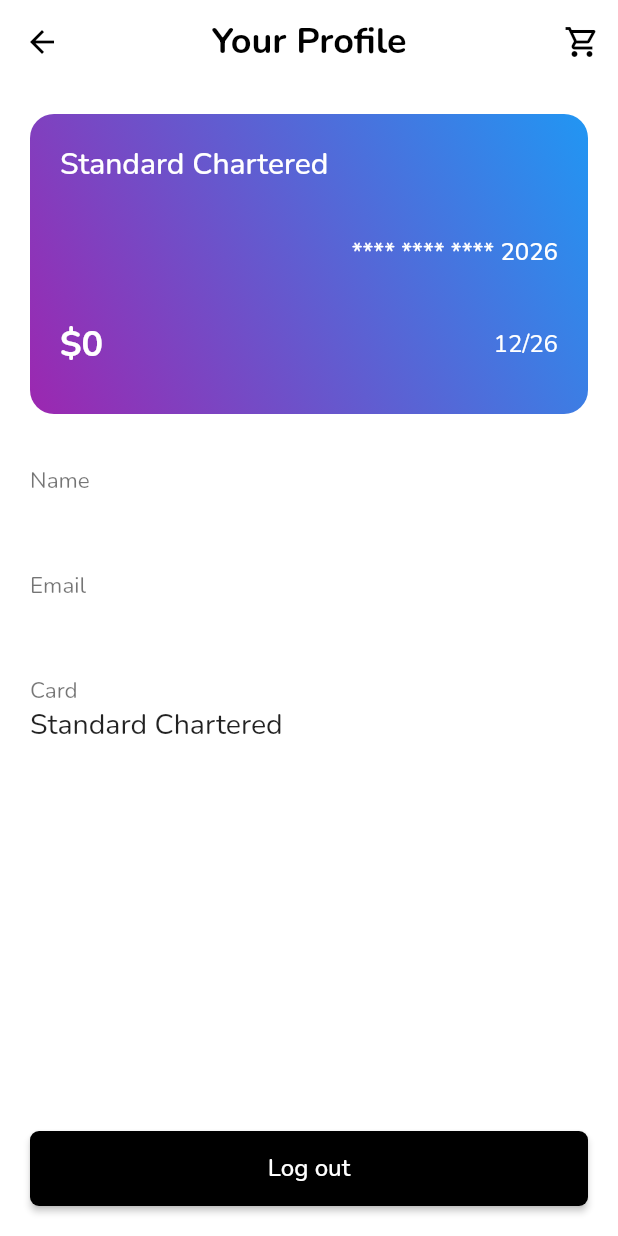
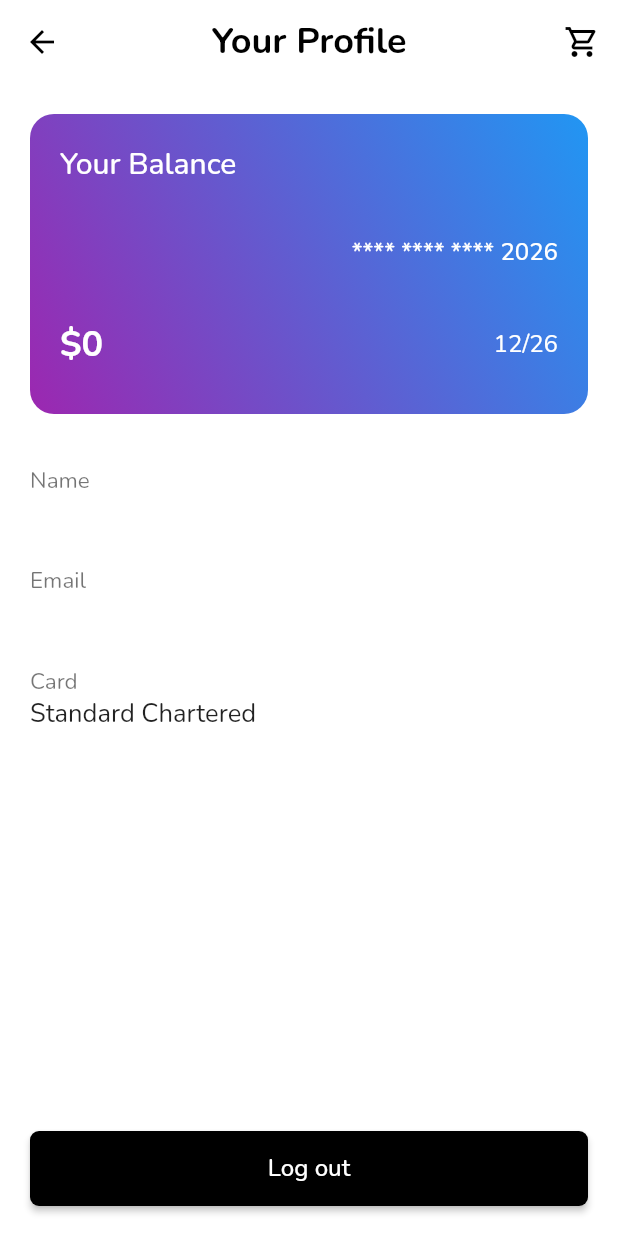
Before and after one commit to fahadimran7/sneek, a Flutter app: the ProfileScreen screen opened directly, on a phone screen of 412 x 824 dp. Run offline on Flutter 3.47's test engine with Material 2 defaults, Android fonts, the phone set to English and light mode, and no system bars; our stand-ins replace cached_network_image, cloud_firestore, firebase_auth, firebase_core, fluttertoast, google_fonts; accounts and stored records are empty.

```diff
--- a/lib/app/views/cart_screen/components/cart_item.dart
+++ b/lib/app/views/cart_screen/components/cart_item.dart
@@ -18,7 +18,7 @@ class CartItem extends StatelessWidget {
 
   @override
   Widget build(BuildContext context) {
-    final cartService = context.watch<CartService>();
+    final cartService = context.read<CartService>();
     final authService = context.read<AuthenticationService>();
     final toastService = context.read<ToastService>();
 
--- a/lib/app/views/checkout_screen/components/virtual_card.dart
+++ b/lib/app/views/checkout_screen/components/virtual_card.dart
@@ -7,7 +7,9 @@ import '../../../components/white_space.dart';
 class VirtualCard extends StatelessWidget {
   const VirtualCard({
     Key? key,
+    required this.title,
   }) : super(key: key);
+  final String title;
 
   @override
   Widget build(BuildContext context) {
@@ -34,10 +36,10 @@ class VirtualCard extends StatelessWidget {
             child: Column(
               children: [
                 Row(
-                  children: const [
+                  children: [
                     Text(
-                      'Standard Chartered',
-                      style: TextStyle(
+                      title,
+                      style: const TextStyle(
                         color: Colors.white,
                         fontSize: 20,
                         fontWeight: FontWeight.w500,
--- a/lib/app/views/home_screen/home_screen.dart
+++ b/lib/app/views/home_screen/home_screen.dart
@@ -17,8 +17,8 @@ class HomeScreen extends StatefulWidget {
 class _HomeScreenState extends State<HomeScreen> {
   @override
   Widget build(BuildContext context) {
-    final authService = context.watch<AuthenticationService>();
-    final userService = context.watch<UserService>();
+    final authService = context.read<AuthenticationService>();
+    final userService = context.read<UserService>();
     return FutureBuilder<DocumentSnapshot>(
       future: userService.findUserById(
         uid: authService.loggedInUser()!.uid,
--- a/lib/app/views/login_screen/components/login_form.dart
+++ b/lib/app/views/login_screen/components/login_form.dart
@@ -67,7 +67,7 @@ class _LoginFormState extends State<LoginForm> {
 
   @override
   Widget build(BuildContext context) {
-    final authService = context.watch<AuthenticationService>();
+    final authService = context.read<AuthenticationService>();
 
     return Form(
       key: _formKey,
--- a/lib/app/views/payment_history_screen/components/body.dart
+++ b/lib/app/views/payment_history_screen/components/body.dart
@@ -44,7 +44,7 @@ class Body extends StatelessWidget {
                     style: const TextStyle(fontSize: 16),
                   ),
                   Text(
-                    '\$${details.price.toString()}',
+                    '\$${details.price.toStringAsFixed(2)}',
                     style: const TextStyle(fontSize: 16),
                   )
                 ],
@@ -68,7 +68,7 @@ class Body extends StatelessWidget {
                   style: TextStyle(fontSize: 16),
                 ),
                 Text(
-                  '\$${calculateTotalPrice(paymentsList).toString()}',
+                  '\$${calculateTotalPrice(paymentsList).toStringAsFixed(2)}',
                   style: const TextStyle(
                       fontWeight: FontWeight.bold, fontSize: 16),
                 ),
--- a/lib/app/views/products_screen/components/product_card.dart
+++ b/lib/app/views/products_screen/components/product_card.dart
@@ -17,8 +17,8 @@ class ProductCard extends StatelessWidget {
 
   @override
   Widget build(BuildContext context) {
-    final cartService = context.watch<CartService>();
-    final authService = context.watch<AuthenticationService>();
+    final cartService = context.read<CartService>();
+    final authService = context.read<AuthenticationService>();
     final toastService = context.read<ToastService>();
     final uid = authService.loggedInUser()!.uid;
 
--- a/lib/app/views/products_screen/products_screen.dart
+++ b/lib/app/views/products_screen/products_screen.dart
@@ -13,7 +13,7 @@ class ProductsScreen extends StatefulWidget {
 class _ProductsScreenState extends State<ProductsScreen> {
   @override
   Widget build(BuildContext context) {
-    final productService = context.watch<ProductService>();
+    final productService = context.read<ProductService>();
 
     return Body(productService: productService);
   }
--- a/lib/app/views/profile_screen/components/body.dart
+++ b/lib/app/views/profile_screen/components/body.dart
@@ -32,7 +32,7 @@ class _BodyState extends State<Body> {
       padding: const EdgeInsets.all(20),
       child: Column(
         children: [
-          const VirtualCard(),
+          const VirtualCard(title: 'Your Balance'),
           const WhiteSpace(size: 'md'),
           _buildDetailsRow('Name', widget.name),
           const WhiteSpace(size: 'sm'),
@@ -87,7 +87,7 @@ _buildDetailsRow(title, value) {
           Text(
             value,
             style: const TextStyle(
-              fontSize: 19,
+              fontSize: 17,
             ),
           )
         ],
--- a/lib/app/views/profile_screen/profile_screen.dart
+++ b/lib/app/views/profile_screen/profile_screen.dart
@@ -4,8 +4,6 @@ import 'package:flutter_mvvm_project/app/models/user_model.dart';
 import 'package:flutter_mvvm_project/app/services/auth/authentication_service.dart';
 import 'package:flutter_mvvm_project/app/services/users/user_service.dart';
 import 'package:provider/provider.dart';
-
-import '../../components/custom_drawer.dart';
 import '../cart_screen/cart_screen.dart';
 import 'components/body.dart';
 
@@ -19,8 +17,8 @@ class ProfileScreen extends StatefulWidget {
 class _ProfileScreenState extends State<ProfileScreen> {
   @override
   Widget build(BuildContext context) {
-    final userService = context.watch<UserService>();
-    final authService = context.watch<AuthenticationService>();
+    final userService = context.read<UserService>();
+    final authService = context.read<AuthenticationService>();
 
     return StreamBuilder(
       stream: userService.getUserInfo(authService.loggedInUser()!.uid),
--- a/lib/app/views/register_screen/components/register_form.dart
+++ b/lib/app/views/register_screen/components/register_form.dart
@@ -88,8 +88,8 @@ class _RegisterFormState extends State<RegisterForm> {
 
   @override
   Widget build(BuildContext context) {
-    final authService = context.watch<AuthenticationService>();
-    final userService = context.watch<UserService>();
+    final authService = context.read<AuthenticationService>();
+    final userService = context.read<UserService>();
 
     return Form(
       key: _formKey,
```
Also changed, not shown: lib/app/services/payment/payment_service.dart (+17 -16 lines), lib/app/views/checkout_screen/components/body.dart (+8 -8 lines), lib/app/views/payment_history_screen/payment_history_screen.dart (+5 -3 lines).
